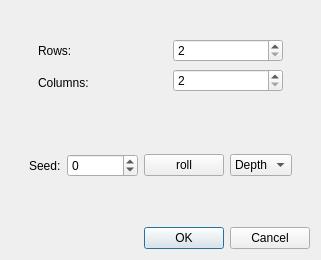
Qt form newgamedialog.ui (FettGoenner/coma3) before a commit.
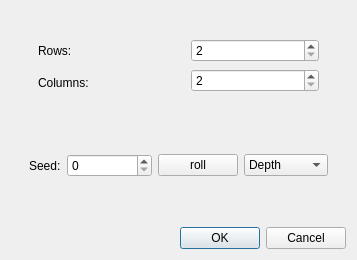
The same form after that commit.

What changed in the file:
```diff
--- a/newgamedialog.ui
+++ b/newgamedialog.ui
@@ -6,7 +6,7 @@
    <rect>
     <x>0</x>
     <y>0</y>
-    <width>318</width>
+    <width>357</width>
     <height>260</height>
    </rect>
   </property>
@@ -91,7 +91,7 @@
          <item>
           <widget class="QSpinBox" name="seedSpinBox">
            <property name="minimum">
-            <number>-999999999</number>
+            <number>0</number>
            </property>
            <property name="maximum">
             <number>999999999</number>
```
